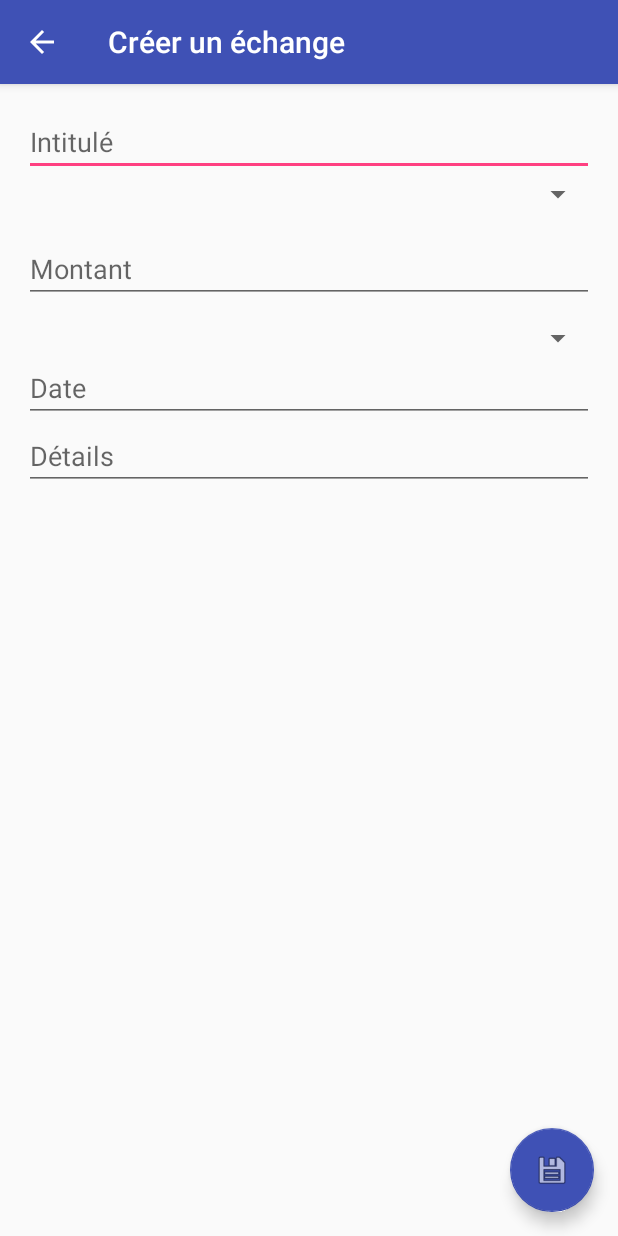
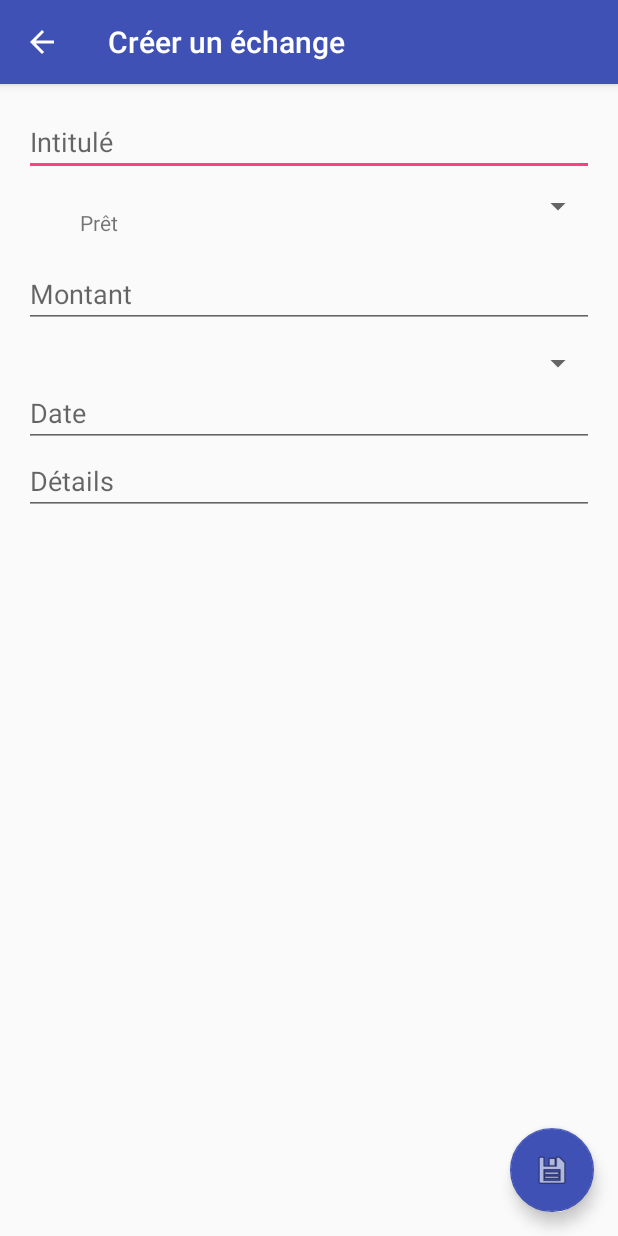
Before and after one commit to Frackup/RemindMe, an Android app: the MoneyCreationActivity screen opened directly, with no data from a screen before it, on a phone screen of 412 x 824 dp. Run offline under Robolectric (Android 15) with nearby library versions, the phone set to English and light mode, and no system bars; 1 statement that could not run was skipped.

Commit message:
The spinners don't work properly, error casting LinearLayout in TextView (to be investigated before deploying to objects)

```diff
--- a/app/src/main/AndroidManifest.xml
+++ b/app/src/main/AndroidManifest.xml
@@ -3,7 +3,7 @@
     package="com.example.avescera.remindme">
 
     <application
-        android:allowBackup="false"
+        android:allowBackup="true"
         android:icon="@mipmap/ic_launcher"
         android:label="@string/app_name"
         android:supportsRtl="true"
--- a/app/src/main/java/com/example/avescera/remindme/Adapters/ContactSpinnerAdapter.java
+++ b/app/src/main/java/com/example/avescera/remindme/Adapters/ContactSpinnerAdapter.java
@@ -1,62 +1,67 @@
 package com.example.avescera.remindme.Adapters;
 
 import android.content.Context;
+import android.text.Layout;
 import android.view.LayoutInflater;
 import android.view.View;
 import android.view.ViewGroup;
-import android.widget.BaseAdapter;
-import android.widget.ImageView;
+import android.widget.ArrayAdapter;
 import android.widget.TextView;
 
 import com.example.avescera.remindme.Classes.Contact;
-import com.example.avescera.remindme.DBHandlers.DatabaseContactHandler;
 import com.example.avescera.remindme.R;
 
 import java.util.List;
 
 /**
- * Created by a.vescera on 23/11/2016.
+ * Created by Frackup on 26/11/2016.
  */
 
-public class ContactSpinnerAdapter extends BaseAdapter {
-    private Context context;
-    private List<Contact> listContacts;
-    private LayoutInflater inflater;
-    private DatabaseContactHandler dbContactHandler;
+public class ContactSpinnerAdapter extends ArrayAdapter<Contact> {
 
-    public ContactSpinnerAdapter(Context applicationContext, List<Contact> listContacts) {
-        this.context = applicationContext;
-        this.listContacts = listContacts;
-        inflater = (LayoutInflater.from(applicationContext));
+    public ContactSpinnerAdapter(Context context, List<Contact> contactsList){
+        super(context, 0, contactsList);
     }
 
     @Override
-    public int getCount() {
-        return listContacts.size();
+    public View getView(int position, View convertView, ViewGroup parent){
+/*
+        if(convertView == null){
+            convertView = LayoutInflater.from(getContext()).inflate(R.layout.contact_spinner_item, parent, false);
         }
 
-    @Override
-    public Object getItem(int i) {
-        return null;
+        ContactSpinnerAdapter.ContactSpinnerViewHolder viewHolder = (ContactSpinnerAdapter.ContactSpinnerViewHolder) convertView.getTag();
+        if(viewHolder == null) {
+            viewHolder = new ContactSpinnerAdapter.ContactSpinnerViewHolder();
+            viewHolder.fName = (TextView) convertView.findViewById(R.id.txtViewContactSpinnerFirstName);
+            viewHolder.lName = (TextView) convertView.findViewById(R.id.txtViewContactSpinnerLastName);
         }
 
-    @Override
-    public long getItemId(int i) {
-        return 0;
+        Contact contact = getItem(position);
+
+        viewHolder.fName.setText(contact.get_firstName());
+        viewHolder.lName.setText(contact.get_lastName());
+*/
+        if(convertView == null){
+            convertView = LayoutInflater.from(getContext()).inflate(R.layout.contact_spinner_item_new, parent, false);
         }
 
-    @Override
-    public View getView(int position, View view, ViewGroup viewGroup) {
-        if (view == null){
-            inflater = LayoutInflater.from(context);
-
-            view = inflater.inflate(R.layout.contact_spinner_item, null);
+        ContactSpinnerAdapter.ContactSpinnerViewHolder viewHolder = (ContactSpinnerAdapter.ContactSpinnerViewHolder) convertView.getTag();
+        if(viewHolder == null) {
+            viewHolder = new ContactSpinnerAdapter.ContactSpinnerViewHolder();
+            viewHolder.fName = (TextView) convertView.findViewById(R.id.txtViewContactSpinnerFirstName);
+            //viewHolder.lName = (TextView) convertView.findViewById(R.id.txtViewContactSpinnerLastName);
         }
 
-        Contact contact = dbContactHandler.getContact(position);
+        Contact contact = getItem(position);
 
-        TextView names = (TextView) view.findViewById(R.id.txtViewContactSpinnerFirstName);
-        names.setText(contact.get_firstName() + " " + contact.get_lastName());
-        return view;
+        viewHolder.fName.setText(contact.get_firstName());
+
+        return convertView;
+    }
+
+    private class ContactSpinnerViewHolder{
+        public TextView fName;
+        //public TextView lName;
     }
 }
--- /dev/null
+++ b/app/src/main/java/com/example/avescera/remindme/Adapters/TypeSpinnerAdapter.java
@@ -0,0 +1,48 @@
+package com.example.avescera.remindme.Adapters;
+
+import android.content.Context;
+import android.view.LayoutInflater;
+import android.view.View;
+import android.view.ViewGroup;
+import android.widget.ArrayAdapter;
+import android.widget.TextView;
+
+import com.example.avescera.remindme.Classes.Type;
+import com.example.avescera.remindme.R;
+
+import java.util.List;
+
+/**
+ * Created by Frackup on 26/11/2016.
+ */
+
+public class TypeSpinnerAdapter extends ArrayAdapter<Type> {
+
+    public TypeSpinnerAdapter(Context context, List<Type> typesList) {
+        super(context,0,typesList);
+    }
+
+    @Override
+    public View getView(int position, View convertView, ViewGroup parent) {
+
+        if(convertView == null) {
+            convertView = LayoutInflater.from(getContext()).inflate(R.layout.type_spinner_item, parent, false);
+        }
+
+        TypeSpinnerAdapter.TypeSpinnerViewHolder viewHolder = (TypeSpinnerAdapter.TypeSpinnerViewHolder) convertView.getTag();
+        if(viewHolder == null) {
+            viewHolder = new TypeSpinnerAdapter.TypeSpinnerViewHolder();
+            viewHolder.type = (TextView) convertView.findViewById(R.id.txtViewTypeSpinnerType);
+        }
+
+        Type type = getItem(position);
+
+        viewHolder.type.setText(type.get_type());
+
+        return convertView;
+    }
+
+    private class TypeSpinnerViewHolder{
+        public TextView type;
+    }
+}
--- a/app/src/main/java/com/example/avescera/remindme/HomePageActivity.java
+++ b/app/src/main/java/com/example/avescera/remindme/HomePageActivity.java
@@ -35,7 +35,6 @@ public class HomePageActivity extends AppCompatActivity
 
         //dbAdapter = new DatabaseAdapter(this);
         //dbAdapter.open();
-        //getApplicationContext().deleteDatabase("RemindMe");
 
         //Initiate the DBHandlers
         dbContactHandler = new DatabaseContactHandler(this);
--- a/app/src/main/java/com/example/avescera/remindme/MoneyCreationActivity.java
+++ b/app/src/main/java/com/example/avescera/remindme/MoneyCreationActivity.java
@@ -5,7 +5,6 @@ import android.content.Context;
 import android.content.DialogInterface;
 import android.os.Bundle;
 import android.support.design.widget.FloatingActionButton;
-import android.support.design.widget.Snackbar;
 import android.support.v7.app.AppCompatActivity;
 import android.support.v7.widget.Toolbar;
 import android.view.MenuItem;
@@ -13,27 +12,30 @@ import android.view.View;
 import android.widget.AdapterView;
 import android.widget.EditText;
 import android.widget.Spinner;
-import android.widget.TextView;
 import android.widget.Toast;
 
 import com.example.avescera.remindme.Adapters.ContactSpinnerAdapter;
+import com.example.avescera.remindme.Adapters.TypeSpinnerAdapter;
 import com.example.avescera.remindme.Classes.Contact;
 import com.example.avescera.remindme.Classes.Money;
+import com.example.avescera.remindme.Classes.Type;
 import com.example.avescera.remindme.DBHandlers.DatabaseContactHandler;
 import com.example.avescera.remindme.DBHandlers.DatabaseMoneyHandler;
+import com.example.avescera.remindme.DBHandlers.DatabaseTypeHandler;
 
 import java.sql.SQLException;
 import java.text.DateFormat;
 import java.text.ParseException;
-import java.util.ArrayList;
 import java.util.List;
 import java.util.Locale;
 
 public class MoneyCreationActivity extends AppCompatActivity implements AdapterView.OnItemSelectedListener {
 
     private Spinner contactsSpinner;
+    private Spinner typesSpinner;
     private DatabaseMoneyHandler dbMoneyHandler;
     private DatabaseContactHandler dbContactHandler;
+    private DatabaseTypeHandler dbTypeHandler;
 
     final Context context = this;
 
@@ -45,9 +47,10 @@ public class MoneyCreationActivity extends AppCompatActivity implements AdapterV
     private EditText moneyDetails;
 
     private DateFormat dateFormat;
-
-    //TODO : Données de test pour le spinner à supprimer après connexion à la base.
-    String[] contactNames={"Alexandre VESCERA","Clarisse VESCERA","Anna VESCERA"};
+    List<Contact> listContacts;
+    private Contact selectedContact;
+    List<Type> listTypes;
+    private Type selectedType;
 
     @Override
     protected void onCreate(Bundle savedInstanceState) {
@@ -80,6 +83,13 @@ public class MoneyCreationActivity extends AppCompatActivity implements AdapterV
             e.printStackTrace();
         }
 
+        dbTypeHandler = new DatabaseTypeHandler(this);
+        try {
+            dbTypeHandler.open();
+        } catch (SQLException e) {
+            e.printStackTrace();
+        }
+
         dateFormat = DateFormat.getDateInstance(DateFormat.MEDIUM, Locale.getDefault());
 
         FloatingActionButton fab = (FloatingActionButton) findViewById(R.id.fabSaveMoney);
@@ -90,19 +100,33 @@ public class MoneyCreationActivity extends AppCompatActivity implements AdapterV
             }
         });
 
-        //TODO : Mise en place du remplissage du spinner.
-        List<Contact> listContacts = dbContactHandler.getAllContacts();
+        listContacts = dbContactHandler.getAllContacts();
+        listTypes = dbTypeHandler.getAllTypes();
 
         contactsSpinner = (Spinner) findViewById(R.id.spinnerMoneyCreationContact);
         contactsSpinner.setOnItemSelectedListener(this);
 
+        typesSpinner = (Spinner) findViewById(R.id.spinnerMoneyCreationType);
+        typesSpinner.setOnItemSelectedListener(this);
+
         ContactSpinnerAdapter contactSpinnerAdapter = new ContactSpinnerAdapter(MoneyCreationActivity.this, listContacts);
+        //contactSpinnerAdapter.setDropDownViewResource(R.layout.contact_spinner_item);
+        contactSpinnerAdapter.setDropDownViewResource(R.layout.contact_spinner_item_new);
         contactsSpinner.setAdapter(contactSpinnerAdapter);
+
+        TypeSpinnerAdapter typeSpinnerAdapter = new TypeSpinnerAdapter(MoneyCreationActivity.this, listTypes);
+        typeSpinnerAdapter.setDropDownViewResource(R.layout.support_simple_spinner_dropdown_item);
+        typesSpinner.setAdapter(typeSpinnerAdapter);
     }
 
     @Override
     public void onItemSelected(AdapterView<?> parent, View view, int position, long id) {
-        Toast.makeText(getApplicationContext(), contactNames[position], Toast.LENGTH_LONG).show();
+        Spinner spinner = (Spinner) parent;
+        if(spinner.getId() == R.id.spinnerMoneyCreationContact) {
+            selectedContact = (Contact) contactsSpinner.getSelectedItem();
+        } else if (spinner.getId() == R.id.spinnerMoneyCreationType) {
+            selectedType = (Type) typesSpinner.getSelectedItem();
+        }
     }
 
     @Override
@@ -146,8 +170,8 @@ public class MoneyCreationActivity extends AppCompatActivity implements AdapterV
                         Float.parseFloat(moneyAmount.getText().toString()),
                         moneyDetails.getText().toString(),
                         dateFormat.parse(moneyDate.getText().toString()),
-                        Integer.parseInt(moneyType.getSelectedItem().toString()),
-                        Integer.parseInt(moneyContact.getSelectedItem().toString()),
+                        selectedType.get_id(),
+                        selectedContact.get_id(),
                         null);
 
                 dbMoneyHandler.createMoney(money);
--- /dev/null
+++ b/app/src/main/res/layout/contact_spinner_item_new.xml
@@ -0,0 +1,6 @@
+<?xml version="1.0" encoding="utf-8"?>
+<TextView xmlns:android="http://schemas.android.com/apk/res/android"
+    android:layout_width="match_parent" android:layout_height="match_parent"
+    android:id="@+id/spinnerContactItem">
+
+</TextView>
--- /dev/null
+++ b/app/src/main/res/layout/type_spinner_item.xml
@@ -0,0 +1,14 @@
+<?xml version="1.0" encoding="utf-8"?>
+<RelativeLayout xmlns:android="http://schemas.android.com/apk/res/android"
+    android:layout_width="match_parent" android:layout_height="match_parent">
+
+    <TextView
+        android:text="@string/spinner_type"
+        android:layout_width="wrap_content"
+        android:layout_height="wrap_content"
+        android:layout_alignParentTop="true"
+        android:layout_alignParentStart="true"
+        android:layout_marginStart="37dp"
+        android:layout_marginTop="21dp"
+        android:id="@+id/txtViewTypeSpinnerType" />
+</RelativeLayout>
```
Also changed, not shown: app/src/main/java/com/example/avescera/remindme/Adapters/CategorySpinnerAdapter.java (added, +73 -0 lines), app/src/main/java/com/example/avescera/remindme/WelcomeActivity.java (+33 -10 lines), app/src/main/res/layout/category_spinner_item.xml (added, +14 -0 lines), app/src/main/res/layout/contact_spinner_item.xml (+9 -11 lines), app/src/main/res/values/strings.xml (+8 -0 lines), 2 other files. Lines whose indentation alone changed are shown as unchanged.
